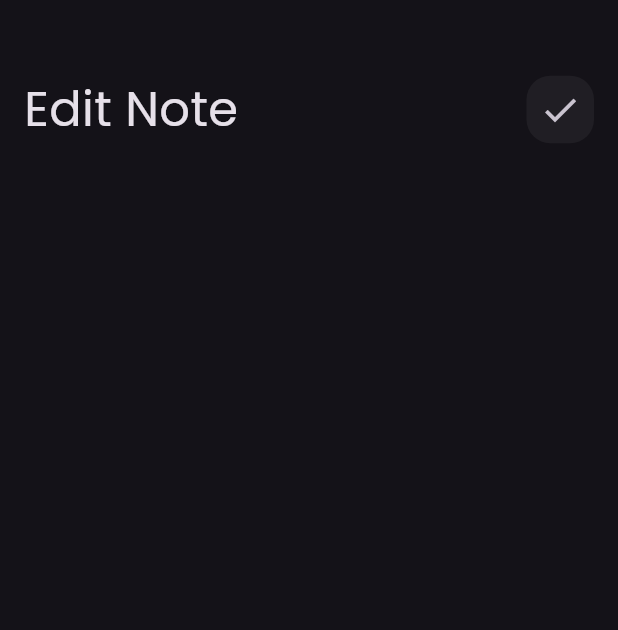
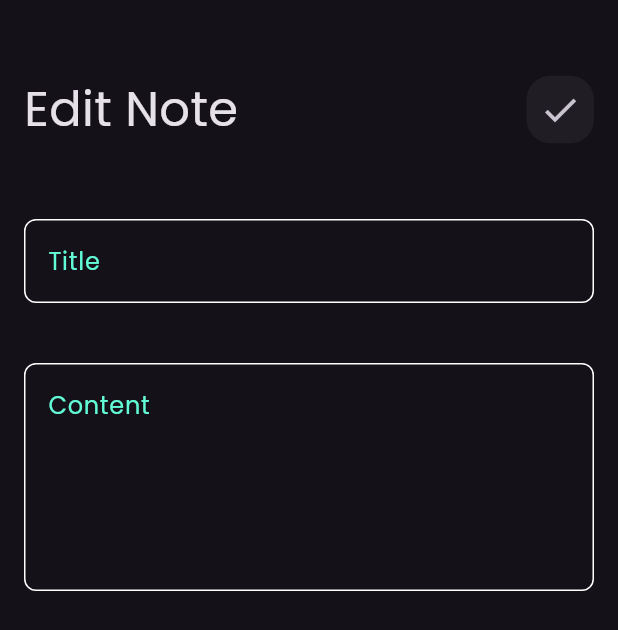
Before and after one commit to malifadali-gif/notes_app, a Flutter app: the EditNoteView screen opened directly, on a phone screen of 412 x 824 dp. Shown: the top 630 px of the screen. Run offline on Flutter 3.47's test engine with Material 3 defaults, Android fonts, the phone set to English and light mode, and no system bars.

Commit message:
edit note view ui done

```diff
--- a/lib/views/widgets/edit_note_view.dart
+++ b/lib/views/widgets/edit_note_view.dart
@@ -1,5 +1,6 @@
 import 'package:flutter/material.dart';
 import 'package:notes_app/views/widgets/custom_app_bar.dart';
+import 'package:notes_app/views/widgets/custom_text_field.dart';
 
 class EditViewBody extends StatelessWidget {
   const EditViewBody({super.key});
@@ -14,7 +15,11 @@ class EditViewBody extends StatelessWidget {
           CustomAppBar(
             title: 'Edit Note',
             icon: Icons.check,
-          )
+          ),
+          SizedBox(height: 50,),
+          CustomTextField(hint: 'Title'),
+          SizedBox(height: 40,),
+          CustomTextField(hint: 'Content' , maxlines: 5,),
         ],
       ),
     );
```
